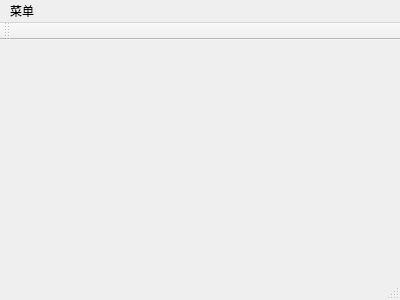
Qt form mainwindow.ui (just-zb/MineSweeper) before a commit.
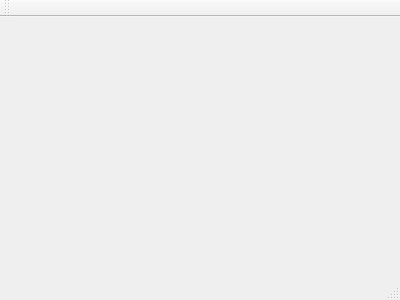
The same form after that commit.

Diff of the .ui file:
```diff
--- a/mainwindow.ui
+++ b/mainwindow.ui
@@ -23,12 +23,6 @@
      <height>21</height>
     </rect>
    </property>
-   <widget class="QMenu" name="menu">
-    <property name="title">
-     <string>菜单</string>
-    </property>
-   </widget>
-   <addaction name="menu"/>
   </widget>
   <widget class="QToolBar" name="mainToolBar">
    <attribute name="toolBarArea">
```
